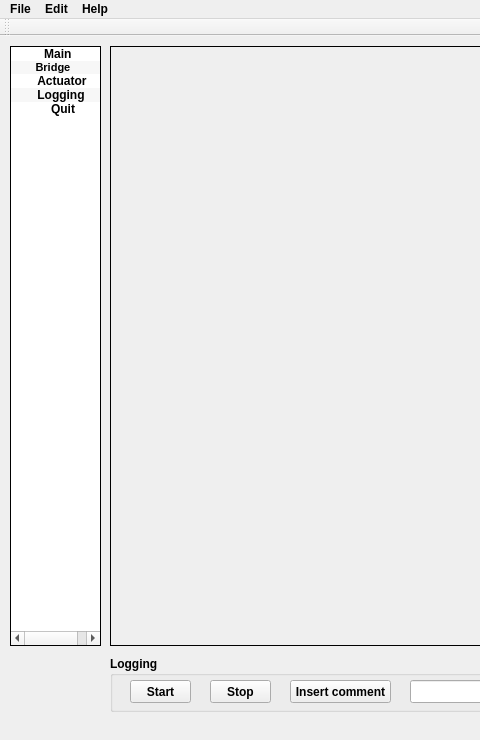
Qt form src/mainwindow.ui (hancse/powermeter) before a commit; both pictures show x 0 to 480 and y 0 to 740 of the 1024 by 740 pixel window.
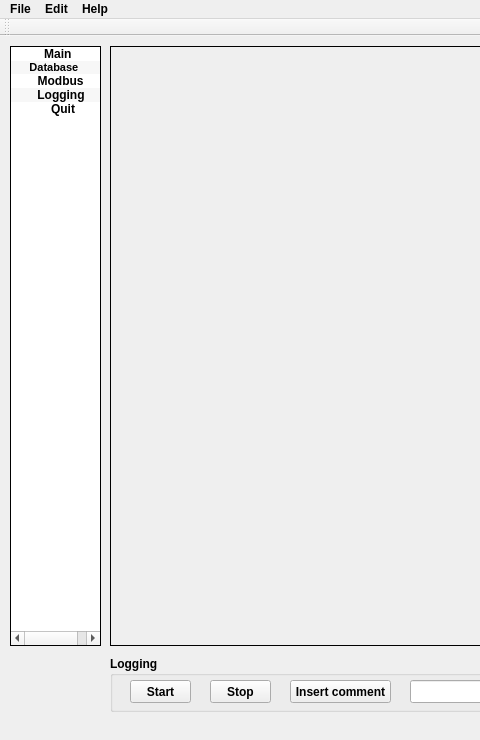
The same form after that commit. Icons and pictures are not drawn.

Commit message: Busy with connecting to database (backendhandler)

The edit to the form file:
```diff
--- a/src/mainwindow.ui
+++ b/src/mainwindow.ui
@@ -62,7 +62,7 @@
     </item>
     <item>
      <property name="text">
-      <string>       Bridge          </string>
+      <string>     Database          </string>
      </property>
      <property name="font">
       <font>
@@ -76,7 +76,7 @@
     </item>
     <item>
      <property name="text">
-      <string>       Actuator      </string>
+      <string>       Modbus      </string>
      </property>
      <property name="icon">
       <iconset resource="../powermeter.qrc">
```
Left out of the diff: 6 changed lines with no effect on the pictures. The commit also changes 6 other files.
